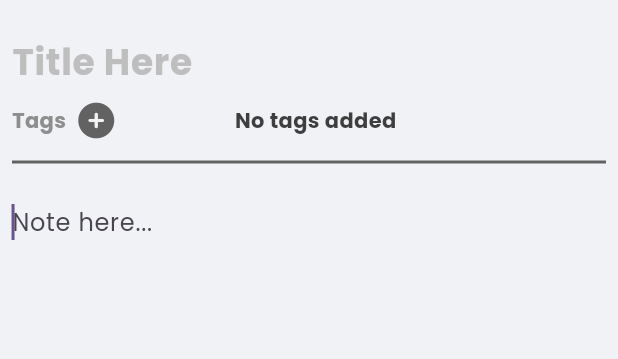
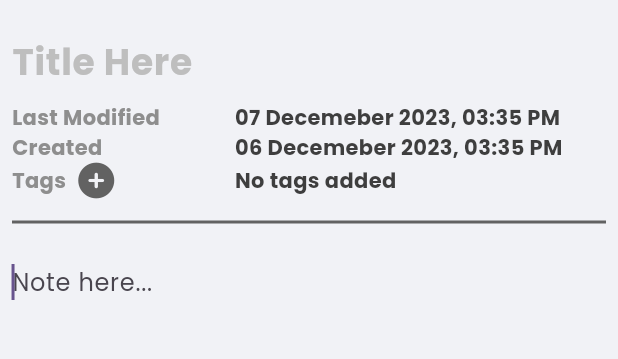
Before and after one commit to Ritika108108/Notes_Keeper, a Flutter app: the NewOrEditNotePage screen opened directly, on a phone screen of 412 x 824 dp, the part 72-431 px from its top. Run offline on Flutter 3.47's test engine with Material 3 defaults, Android fonts, the phone set to English and light mode, and no system bars; our stand-ins replace font_awesome_flutter; missing offline and left inert: flutter_quill.

Commit message:
Saving Notes and adding tags

```diff
--- a/lib/pages/new_or_edit_note_page.dart
+++ b/lib/pages/new_or_edit_note_page.dart
@@ -3,10 +3,13 @@ import 'package:flutter_quill/flutter_quill.dart';
 import 'package:font_awesome_flutter/font_awesome_flutter.dart';
 import 'package:notes_keeper/change_notifiers/new_note_controller.dart';
 import 'package:notes_keeper/core/constants.dart';
+import 'package:notes_keeper/widgets/confirmation_dialog.dart';
 import 'package:notes_keeper/widgets/dialog_card.dart';
 import 'package:notes_keeper/widgets/new_tag_dialog.dart';
+import 'package:notes_keeper/widgets/note_button.dart';
 import 'package:notes_keeper/widgets/note_icon_button.dart';
 import 'package:notes_keeper/widgets/note_icon_button_outlined.dart';
+import 'package:notes_keeper/widgets/note_meta_data.dart';
 import 'package:notes_keeper/widgets/note_tag.dart';
 import 'package:provider/provider.dart';
 
@@ -53,7 +56,30 @@ class _NewOrEditNotePageState extends State<NewOrEditNotePage> {
 
   @override
   Widget build(BuildContext context) {
-    return Scaffold(
+    return PopScope(
+      canPop: false,
+      onPopInvoked: (didPop) async {
+        if (didPop) return;
+
+        if (!newNoteController.canSaveNote) {
+          Navigator.pop(context);
+          return;
+        }
+
+        final bool? shouldSave = await showDialog<bool?>(
+          context: context,
+          builder: (_) => DialogCard(child: ConfirmationDialog()),
+        );
+        if (shouldSave == null) return;
+
+        if (!context.mounted) return;
+
+        if (shouldSave) {
+          newNoteController.saveNote(context);
+        }
+        Navigator.pop(context);
+      },
+      child: Scaffold(
         appBar: AppBar(
           leading: Padding(
             padding: const EdgeInsets.all(8.0),
@@ -104,117 +130,7 @@ class _NewOrEditNotePageState extends State<NewOrEditNotePage> {
                   newNoteController.title = newValue;
                 },
               ),
-            if (!widget.isNewNote) ...[
-              Row(
-                children: [
-                  Expanded(
-                    flex: 3,
-                    child: Text(
-                      'Last Modified',
-                      style: TextStyle(
-                        fontWeight: FontWeight.bold,
-                        color: gray500,
-                      ),
-                    ),
-                  ),
-                  Expanded(
-                    flex: 5,
-                    child: Text(
-                      '07 Decemeber 2023, 03:35 PM',
-                      style: TextStyle(
-                        fontWeight: FontWeight.bold,
-                        color: gray900,
-                      ),
-                    ),
-                  ),
-                ],
-              ),
-              Row(
-                children: [
-                  Expanded(
-                    flex: 3,
-                    child: Text(
-                      'Created',
-                      style: TextStyle(
-                        fontWeight: FontWeight.bold,
-                        color: gray500,
-                      ),
-                    ),
-                  ),
-                  Expanded(
-                    flex: 5,
-                    child: Text(
-                      '06 Decemeber 2023, 03:35 PM',
-                      style: TextStyle(
-                        fontWeight: FontWeight.bold,
-                        color: gray900,
-                      ),
-                    ),
-                  ),
-                ],
-              ),
-            ],
-            Row(
-              children: [
-                Expanded(
-                  flex: 3,
-                  child: Row(
-                    children: [
-                      Text(
-                        'Tags',
-                        style: TextStyle(
-                          fontWeight: FontWeight.bold,
-                          color: gray500,
-                        ),
-                      ),
-                      SizedBox(width: 8),
-                      NoteIconButton(
-                        icon: FontAwesomeIcons.circlePlus,
-                        onPressed: () async {
-                          final String? tag = await showDialog<String?>(
-                            context: context,
-                            builder: (context) =>
-                                DialogCard(child: NewTagDialog()),
-                          );
-
-                          if (tag != null) {
-                            newNoteController.addTag(tag);
-                          }
-                        },
-                      ),
-                    ],
-                  ),
-                ),
-                Expanded(
-                  flex: 5,
-                  child: Selector<NewNoteController, List<String>>(
-                    selector: (_, newNoteController) => newNoteController.tags,
-                    builder: (_, tags, __) => tags.isEmpty
-                        ? Text(
-                            'No tags added',
-                            style: TextStyle(
-                              fontWeight: FontWeight.bold,
-                              color: gray900,
-                            ),
-                          )
-                        : SingleChildScrollView(
-                            scrollDirection: Axis.horizontal,
-                            child: Row(
-                              children: List.generate(
-                                tags.length,
-                                (index) => NoteTag(
-                                  label: tags[index],
-                                  onClosed: () {
-                                    newNoteController.removeTag(index);
-                                  },
-                                ),
-                              ),
-                            ),
-                          ),
-                  ),
-                ),
-              ],
-            ),
+              NoteMetaData(isNewNote: widget.isNewNote),
               Padding(
                 padding: const EdgeInsets.symmetric(vertical: 8.0),
                 child: Divider(color: gray700, thickness: 2),
@@ -230,6 +146,7 @@ class _NewOrEditNotePageState extends State<NewOrEditNotePage> {
             ],
           ),
         ),
+      ),
     );
   }
 }
--- a/lib/widgets/note_icon_button_outlined.dart
+++ b/lib/widgets/note_icon_button_outlined.dart
@@ -10,7 +10,7 @@ class NoteIconButtonOutlined extends StatelessWidget {
   });
 
   final IconData icon;
-  final VoidCallback onPressed;
+  final VoidCallback? onPressed;
 
   @override
   Widget build(BuildContext context) {
--- /dev/null
+++ b/lib/widgets/note_meta_data.dart
@@ -0,0 +1,134 @@
+import 'package:flutter/material.dart';
+import 'package:font_awesome_flutter/font_awesome_flutter.dart';
+import 'package:notes_keeper/change_notifiers/new_note_controller.dart';
+import 'package:notes_keeper/core/constants.dart';
+import 'package:notes_keeper/widgets/dialog_card.dart';
+import 'package:notes_keeper/widgets/new_tag_dialog.dart';
+import 'package:notes_keeper/widgets/note_icon_button.dart';
+import 'package:notes_keeper/widgets/note_tag.dart';
+import 'package:provider/provider.dart';
+
+class NoteMetaData extends StatefulWidget {
+  const NoteMetaData({required this.isNewNote, super.key});
+
+  final bool isNewNote;
+
+  @override
+  State<NoteMetaData> createState() => _NoteMetaDataState();
+}
+
+class _NoteMetaDataState extends State<NoteMetaData> {
+  late final NewNoteController newNoteController;
+
+  @override
+  void initState() {
+    super.initState();
+    newNoteController = context.read();
+  }
+
+  @override
+  Widget build(BuildContext context) {
+    return Column(
+      children: [
+        if (widget.isNewNote) ...[
+          Row(
+            children: [
+              Expanded(
+                flex: 3,
+                child: Text(
+                  'Last Modified',
+                  style: TextStyle(fontWeight: FontWeight.bold, color: gray500),
+                ),
+              ),
+              Expanded(
+                flex: 5,
+                child: Text(
+                  '07 Decemeber 2023, 03:35 PM',
+                  style: TextStyle(fontWeight: FontWeight.bold, color: gray900),
+                ),
+              ),
+            ],
+          ),
+          Row(
+            children: [
+              Expanded(
+                flex: 3,
+                child: Text(
+                  'Created',
+                  style: TextStyle(fontWeight: FontWeight.bold, color: gray500),
+                ),
+              ),
+              Expanded(
+                flex: 5,
+                child: Text(
+                  '06 Decemeber 2023, 03:35 PM',
+                  style: TextStyle(fontWeight: FontWeight.bold, color: gray900),
+                ),
+              ),
+            ],
+          ),
+        ],
+        Row(
+          children: [
+            Expanded(
+              flex: 3,
+              child: Row(
+                children: [
+                  Text(
+                    'Tags',
+                    style: TextStyle(
+                      fontWeight: FontWeight.bold,
+                      color: gray500,
+                    ),
+                  ),
+                  SizedBox(width: 8),
+                  NoteIconButton(
+                    icon: FontAwesomeIcons.circlePlus,
+                    onPressed: () async {
+                      final String? tag = await showDialog<String?>(
+                        context: context,
+                        builder: (context) => DialogCard(child: NewTagDialog()),
+                      );
+
+                      if (tag != null) {
+                        newNoteController.addTag(tag);
+                      }
+                    },
+                  ),
+                ],
+              ),
+            ),
+            Expanded(
+              flex: 5,
+              child: Selector<NewNoteController, List<String>>(
+                selector: (_, newNoteController) => newNoteController.tags,
+                builder: (_, tags, __) => tags.isEmpty
+                    ? Text(
+                        'No tags added',
+                        style: TextStyle(
+                          fontWeight: FontWeight.bold,
+                          color: gray900,
+                        ),
+                      )
+                    : SingleChildScrollView(
+                        scrollDirection: Axis.horizontal,
+                        child: Row(
+                          children: List.generate(
+                            tags.length,
+                            (index) => NoteTag(
+                              label: tags[index],
+                              onClosed: () {
+                                newNoteController.removeTag(index);
+                              },
+                            ),
+                          ),
+                        ),
+                      ),
+              ),
+            ),
+          ],
+        ),
+      ],
+    );
+  }
+}
--- a/pubspec.yaml
+++ b/pubspec.yaml
@@ -37,6 +37,7 @@ dependencies:
   font_awesome_flutter: ^10.8.0
   provider: ^6.1.5
   flutter_quill: ^11.4.2
+  intl: ^0.20.2
 
 dev_dependencies:
   flutter_test:
```
Also changed, not shown: lib/change_notifiers/new_note_controller.dart (+9 -1 lines), lib/widgets/confirmation_dialog.dart (added, +36 -0 lines), lib/widgets/new_tag_dialog.dart (+4 -13 lines), lib/widgets/note_button.dart (added, +25 -0 lines), lib/widgets/note_card.dart (+19 -10 lines), pubspec.lock. Lines whose indentation alone changed are shown as unchanged.
